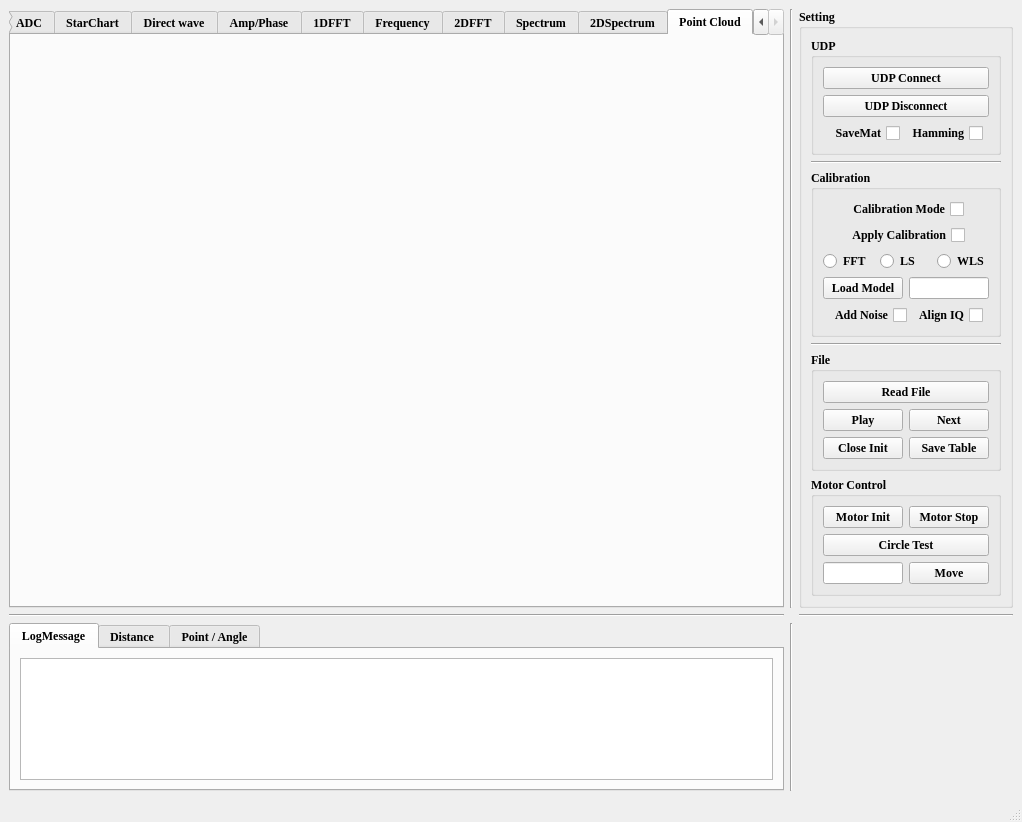
Before: the Qt Designer form Radar_UDP.ui in CruzeOliver/FMCW-Radar-GUI, drawn with Qt 5.
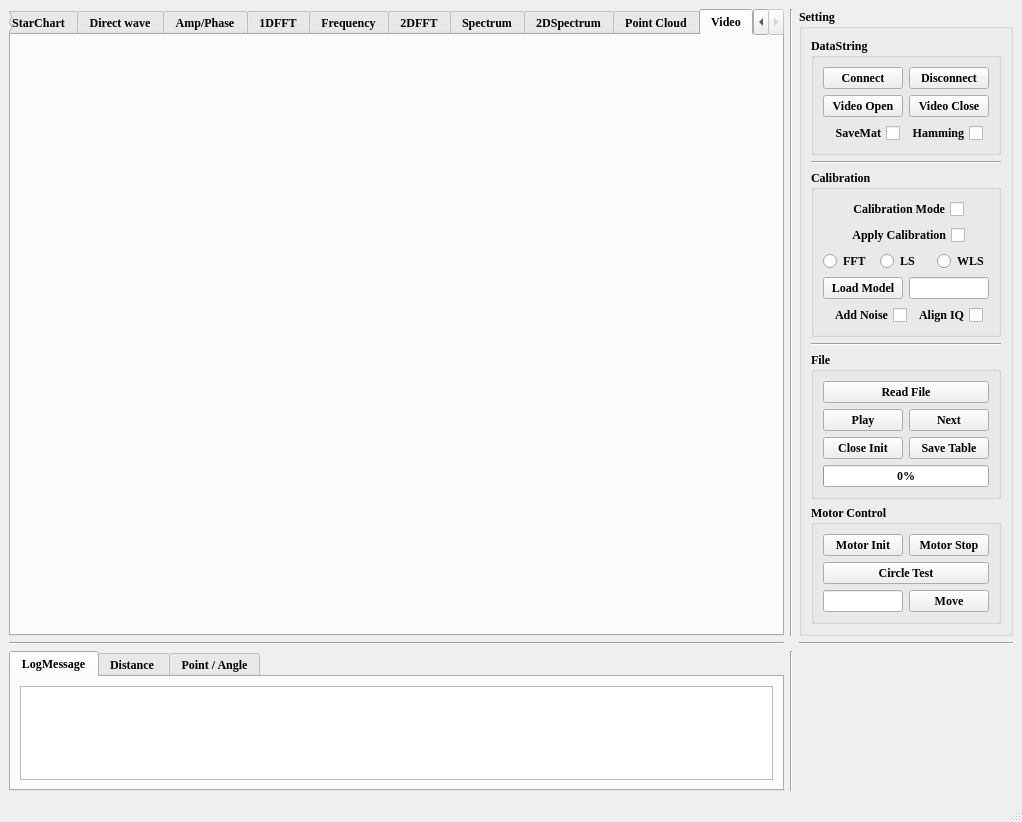
After: the same form once the commit is applied.

Commit message: Adjust the GUI interface and add a Video tab to display camera images; add corresponding Enable and Disable buttons for video control.

```diff
--- a/Radar_UDP.ui
+++ b/Radar_UDP.ui
@@ -103,22 +103,44 @@
        <item>
         <widget class="QGroupBox" name="groupBox_UDP">
          <property name="title">
-          <string>UDP</string>
+          <string>DataString</string>
          </property>
          <layout class="QVBoxLayout" name="verticalLayout_2">
           <item>
-           <widget class="QPushButton" name="pushButton_Connect">
-            <property name="text">
-             <string>UDP Connect</string>
-            </property>
-           </widget>
+           <layout class="QHBoxLayout" name="horizontalLayout_3">
+            <item>
+             <widget class="QPushButton" name="pushButton_Connect">
+              <property name="text">
+               <string>Connect</string>
+              </property>
+             </widget>
+            </item>
+            <item>
+             <widget class="QPushButton" name="pushButton_Disconnect">
+              <property name="text">
+               <string>Disconnect</string>
+              </property>
+             </widget>
+            </item>
+           </layout>
           </item>
           <item>
-           <widget class="QPushButton" name="pushButton_Disconnect">
-            <property name="text">
-             <string>UDP Disconnect</string>
-            </property>
-           </widget>
+           <layout class="QHBoxLayout" name="horizontalLayout_14">
+            <item>
+             <widget class="QPushButton" name="pushButton_Video_open">
+              <property name="text">
+               <string>Video Open</string>
+              </property>
+             </widget>
+            </item>
+            <item>
+             <widget class="QPushButton" name="pushButton_video_close">
+              <property name="text">
+               <string>Video Close</string>
+              </property>
+             </widget>
+            </item>
+           </layout>
           </item>
           <item>
            <layout class="QHBoxLayout" name="horizontalLayout_5">
@@ -467,6 +489,17 @@
             </item>
            </layout>
           </item>
+          <item>
+           <layout class="QVBoxLayout" name="verticalLayout_7">
+            <item>
+             <widget class="QProgressBar" name="progressBar_file">
+              <property name="value">
+               <number>0</number>
+              </property>
+             </widget>
+            </item>
+           </layout>
+          </item>
          </layout>
         </widget>
        </item>
@@ -585,7 +618,7 @@
        </font>
       </property>
       <property name="currentIndex">
-       <number>10</number>
+       <number>11</number>
       </property>
       <widget class="QWidget" name="tab_Placeholder">
        <attribute name="title">
@@ -774,12 +807,22 @@
        <attribute name="title">
         <string>Point Cloud</string>
        </attribute>
-       <layout class="QHBoxLayout" name="horizontalLayout_3">
+       <layout class="QVBoxLayout" name="verticalLayout_6">
         <item>
          <widget class="QWidget" name="widget_PointCloud" native="true"/>
         </item>
        </layout>
       </widget>
+      <widget class="QWidget" name="tab_Video">
+       <attribute name="title">
+        <string>Video</string>
+       </attribute>
+       <layout class="QVBoxLayout" name="verticalLayout_8">
+        <item>
+         <widget class="QWidget" name="widget_video" native="true"/>
+        </item>
+       </layout>
+      </widget>
      </widget>
     </item>
     <item row="0" column="1">
```
Left out of the diff: 100 changed lines with no effect on the pictures. The commit also changes 1 other file.
